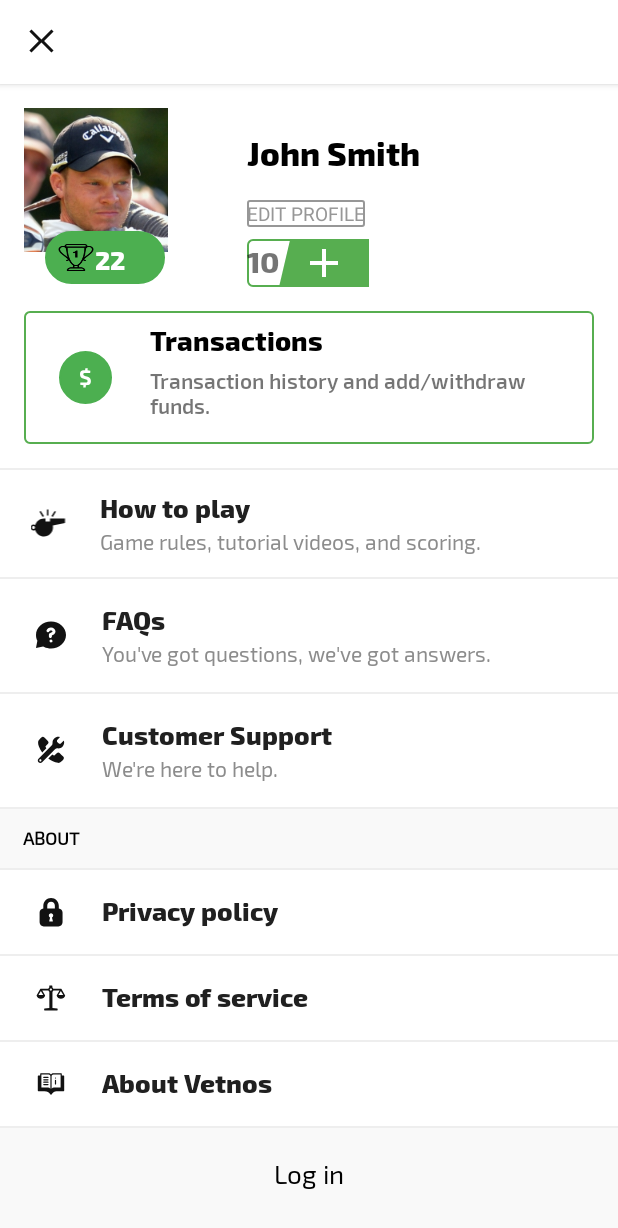
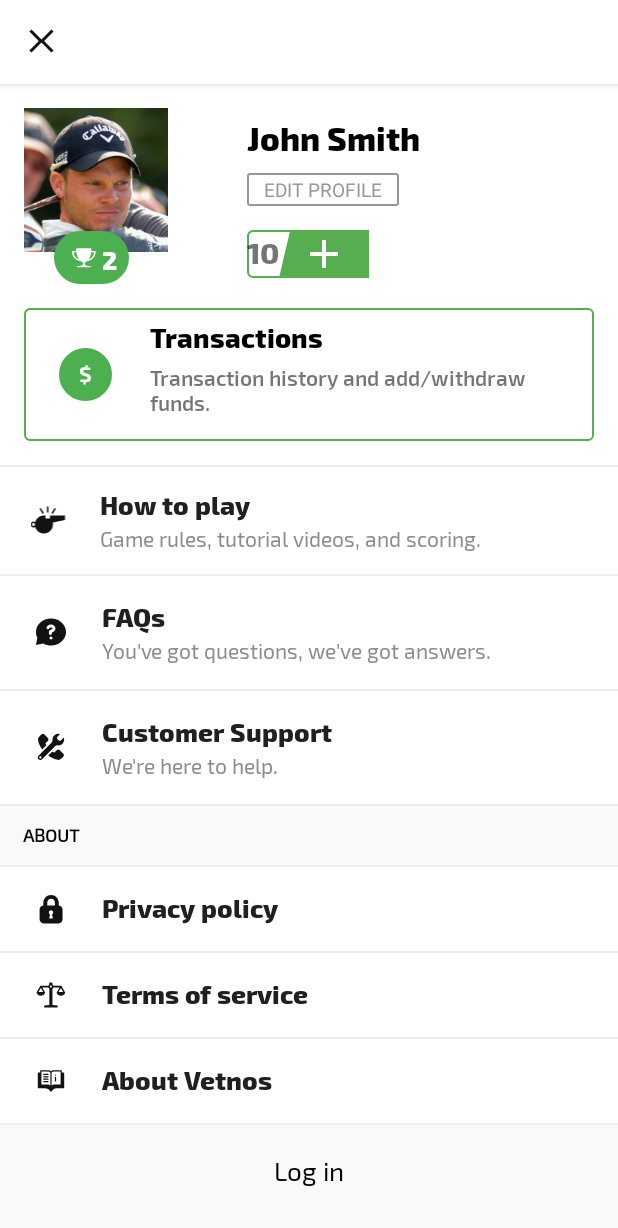
Before and after one commit to thirupathikalyankumar/Sqorr_Sample, an Android app: the layout activity_profile.xml on its own in the app's theme, with its tools: preview values and no code run, on a phone screen of 412 x 824 dp. Shown: the top 1228 px of the screen. Run offline under Robolectric (Android 15) with nearby library versions, the phone set to English and light mode, and no system bars; Roboto replaces fonts that are not available here.

Commit message:
Profile screen changes

```diff
--- a/app/src/main/res/layout/activity_profile.xml
+++ b/app/src/main/res/layout/activity_profile.xml
@@ -138,9 +138,9 @@
                                 tools:srcCompat="@tools:sample/avatars" />
 
                             <LinearLayout
-                                android:layout_width="80dp"
+                                android:layout_width="wrap_content"
                                 android:layout_height="35dp"
-                                android:layout_marginStart="30dp"
+                                android:layout_marginStart="36dp"
                                 android:layout_marginTop="98dp"
                                 android:background="@drawable/owel"
                                 android:orientation="horizontal"
@@ -148,22 +148,19 @@
 
                                 <ImageView
                                     android:id="@+id/img_acc"
-                                    android:layout_width="0dp"
+                                    android:layout_width="wrap_content"
                                     android:layout_height="wrap_content"
-                                    android:layout_weight=".2"
-                                    android:background="@drawable/ic_cup_white"
-                                    android:scaleType="fitCenter" />
+                                    android:background="@drawable/ic_trophy" />
 
                                 <TextView
                                     android:id="@+id/tvProfileScore"
-                                    android:layout_width="0dp"
+                                    android:layout_width="wrap_content"
                                     android:layout_height="wrap_content"
-                                    android:layout_weight=".3"
                                     android:fontFamily="@font/exo_extrabold"
-                                    android:text="22"
+                                    android:layout_gravity="center_horizontal"
+                                    android:text="2"
                                     android:textColor="@android:color/white"
-                                    android:textSize="@dimen/txt_size_17"
-                                    tools:ignore="HardcodedText" />
+                                    android:textSize="@dimen/txt_size_17" />
 
 
                             </LinearLayout>
@@ -180,7 +177,7 @@
                                 android:id="@+id/tvName"
                                 android:layout_width="wrap_content"
                                 android:layout_height="wrap_content"
-                                android:layout_marginTop="32dp"
+                                android:layout_marginTop="22dp"
                                 android:layout_marginEnd="8dp"
                                 android:fontFamily="@font/exo_extrabold"
                                 android:text="John Smith"
@@ -192,9 +189,13 @@
                                 android:id="@+id/tVEditProfile"
                                 android:layout_width="wrap_content"
                                 android:layout_height="wrap_content"
-                                android:layout_marginTop="16dp"
+                                android:layout_marginTop="8dp"
                                 android:layout_marginEnd="8dp"
                                 android:background="@drawable/rectangle"
+                                android:paddingStart="11dp"
+                                android:paddingTop="2dp"
+                                android:paddingEnd="11dp"
+                                android:paddingBottom="2dp"
                                 android:text="@string/edit_profile"
                                 android:textColor="#979797"
                                 android:textSize="@dimen/small_bf_size" />
@@ -203,7 +204,7 @@
                                 android:id="@+id/ll_add_funds"
                                 android:layout_width="wrap_content"
                                 android:layout_height="32dp"
-                                android:layout_marginTop="8dp"
+                                android:layout_marginTop="16dp"
                                 android:background="@drawable/rectangle_green"
                                 android:orientation="horizontal">
 
```
